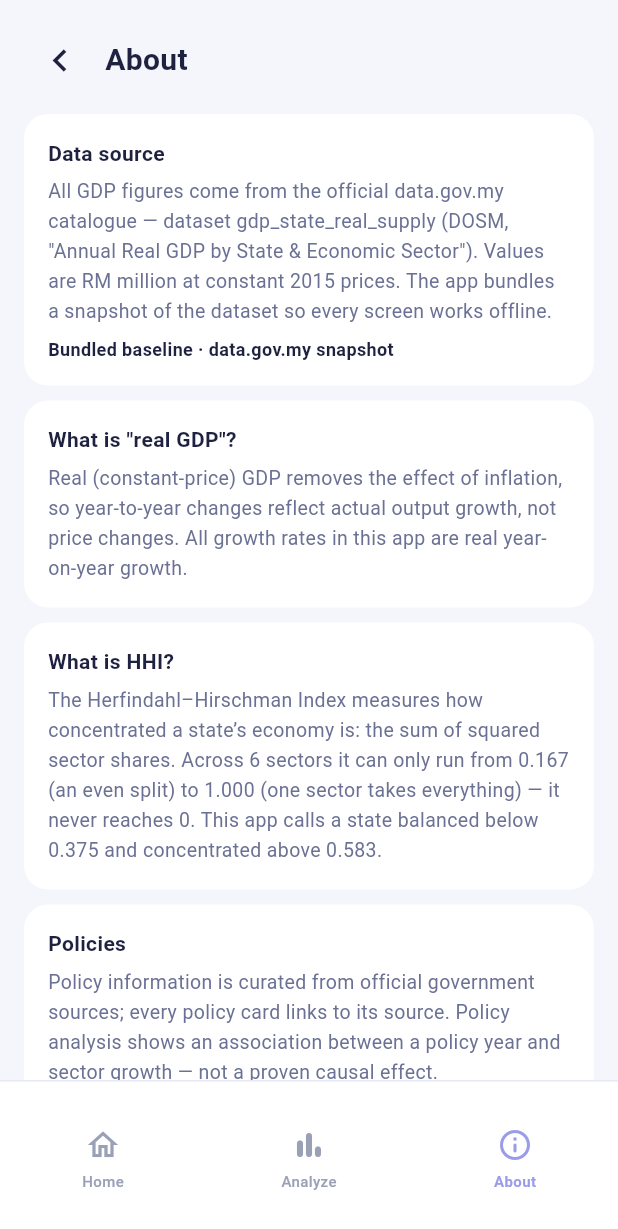
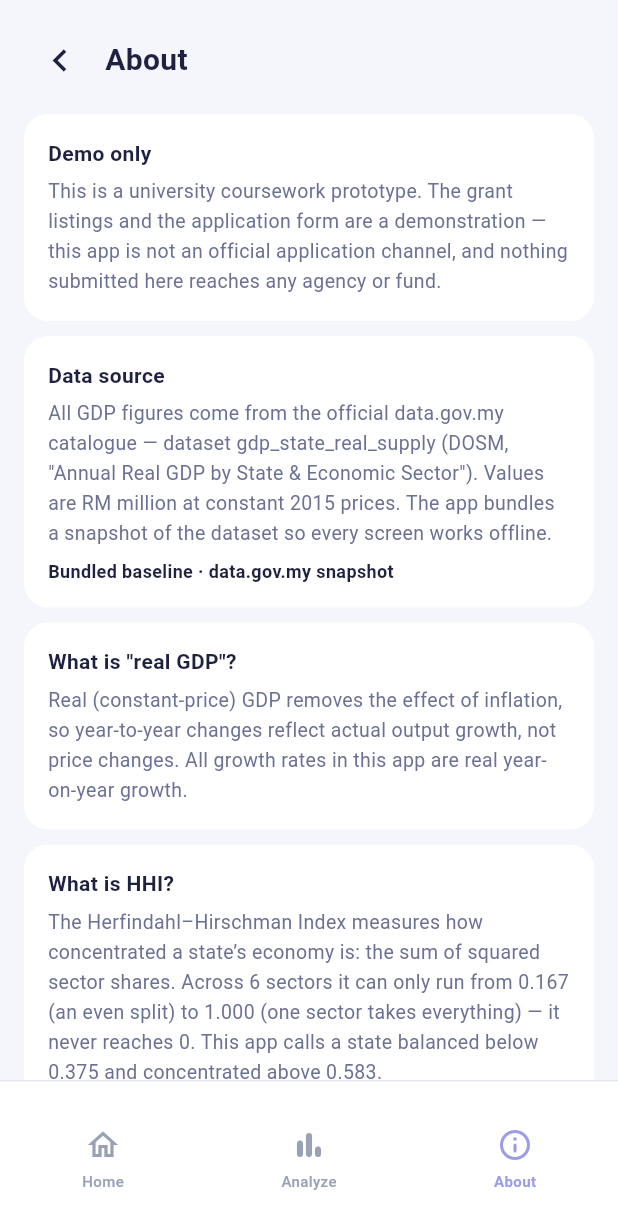
Before and after one commit to ketoru210/BMIT2073-mobile-app-asgm, a Flutter app: the screen it shows after launch, item 3 of the bottom bar chosen, on a phone screen of 412 x 824 dp. Shown: the top 1229 px of the screen. Run offline on Flutter 3.47's test engine with Material 3 defaults, Android fonts, the phone set to English and light mode, and no system bars; our stand-ins replace fl_chart, share_plus, shared_preferences, supabase_flutter; accounts and stored records are empty; network calls fail.

Commit message:
feat: add the demo disclaimer, real member names and trend CSV export

```diff
--- a/lib/pages/about_page.dart
+++ b/lib/pages/about_page.dart
@@ -41,6 +41,14 @@ class AboutPage extends StatelessWidget {
             ],
           ),
           const SizedBox(height: 12),
+          const _Section(
+            title: 'Demo only',
+            body:
+                'This is a university coursework prototype. The grant '
+                'listings and the application form are a demonstration — '
+                'this app is not an official application channel, and '
+                'nothing submitted here reaches any agency or fund.',
+          ),
           _Section(
             title: 'Data source',
             body:
@@ -71,8 +79,9 @@ class AboutPage extends StatelessWidget {
           const _Section(
             title: 'Team',
             body:
-                'BMIT2073 group project — members: LYZ, FQW, LKY, LTW (TODO: change to full name). '
-                'Theme: SDG 9 · Industry, Innovation and Infrastructure.',
+                'BMIT2073 group project — members: Lam Yong Zhe, Lai Kang '
+                'Yong, Fong Qin Wen, Lian Teck Wei. Theme: SDG 9 · '
+                'Industry, Innovation and Infrastructure.',
           ),
         ],
       ),
```
Also changed, not shown: lib/pages/trend_page.dart (+33 -2 lines).
